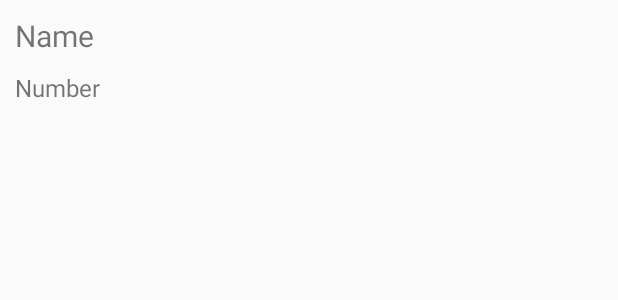
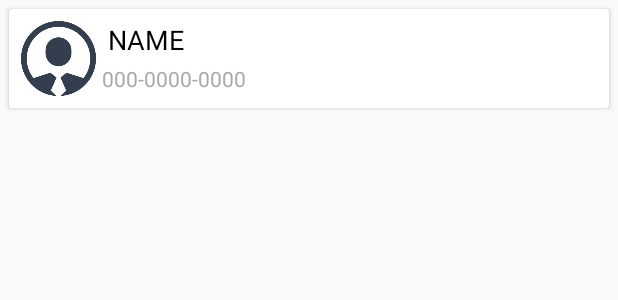
Before and after one commit to quino0627/cs496-1st-android, an Android app: the layout contact_view.xml on its own in the app's theme, with its tools: preview values and no code run, on a phone screen of 412 x 824 dp. Shown: the top 300 px of the screen. Run offline under Robolectric (Android 15) with nearby library versions, the phone set to English and light mode, and no system bars.

Commit message:
added profile Image

```diff
--- a/TabBarSample/app/build.gradle
+++ b/TabBarSample/app/build.gradle
@@ -33,4 +33,5 @@ dependencies {
     androidTestImplementation 'com.android.support.test.espresso:espresso-core:3.0.2'
     implementation 'com.github.bumptech.glide:glide:4.0.0'
     implementation 'com.android.support:cardview-v7:28.0.0'
+
 }
--- a/TabBarSample/app/src/main/java/com/example/quino0627/tabbarsample/Contact.kt
+++ b/TabBarSample/app/src/main/java/com/example/quino0627/tabbarsample/Contact.kt
@@ -1,3 +1,5 @@
 package com.example.quino0627.tabbarsample
 
-data class Contact(val name: String, val phoneNumber :String)
+import android.graphics.Bitmap
+
+data class Contact(val name: String, val phoneNumber :String, val image: Bitmap)
--- a/TabBarSample/app/src/main/java/com/example/quino0627/tabbarsample/GalleryActivity.kt
+++ b/TabBarSample/app/src/main/java/com/example/quino0627/tabbarsample/GalleryActivity.kt
@@ -28,7 +28,7 @@ class GalleryActivity : Fragment (){
 
         val lManager = GridLayoutManager(activity, 2, GridLayout.VERTICAL, false)
 
-        recyclerView.layoutManager = lManager
+        recyclerView.layoutManager = lManager as RecyclerView.LayoutManager?
         recyclerView.adapter = adapter
         recyclerView.setHasFixedSize(false)
 
--- a/TabBarSample/app/src/main/res/layout/contact_view.xml
+++ b/TabBarSample/app/src/main/res/layout/contact_view.xml
@@ -1,24 +1,65 @@
 <?xml version="1.0" encoding="utf-8"?>
-<LinearLayout xmlns:android="http://schemas.android.com/apk/res/android"
-              android:orientation="vertical"
-              android:layout_width="match_parent"
-              android:layout_height="wrap_content"
-              android:padding="10dp"
->
+<android.support.v7.widget.CardView xmlns:android="http://schemas.android.com/apk/res/android"
+                                    xmlns:app="http://schemas.android.com/apk/res-auto"
+                                    xmlns:tools="http://schemas.android.com/tools"
+                                    android:id="@+id/container"
+                                    android:layout_width="match_parent"
+                                    android:layout_height="wrap_content"
+                                    android:layout_margin="6dp"
+                                    android:elevation="2dp"
+                                    android:orientation="horizontal"
+                                    android:padding="6dp">
+
+<android.support.constraint.ConstraintLayout
+        android:layout_width="match_parent"
+        android:layout_height="wrap_content"
+        android:orientation="horizontal">
+
+    <ImageView
+            android:id="@+id/iv_profile"
+            android:layout_width="50dp"
+            android:layout_height="50dp"
+            android:layout_marginBottom="8dp"
+            android:layout_marginLeft="8dp"
+            android:layout_marginStart="8dp"
+            android:layout_marginTop="8dp"
+            android:src="@drawable/profile_pic"
+            app:layout_constraintBottom_toBottomOf="parent"
+            app:layout_constraintStart_toStartOf="parent"
+            app:layout_constraintTop_toTopOf="parent" />
+
+
     <android.support.v7.widget.AppCompatTextView
             android:id="@+id/contact_name"
-            android:layout_width="match_parent"
+            android:layout_width="wrap_content"
             android:layout_height="wrap_content"
-            android:textSize="20sp"
-            android:text="Name"
-            android:paddingBottom="10dp"
+            android:layout_margin="8dp"
+            android:layout_marginLeft="24dp"
+            android:layout_marginStart="24dp"
+            android:layout_marginTop="8dp"
+            android:gravity="center"
+            android:textColor="@android:color/black"
+            android:textSize="18sp"
+            app:layout_constraintStart_toEndOf="@+id/iv_profile"
+            app:layout_constraintTop_toTopOf="parent"
+            android:text="NAME"
     />
 
     <android.support.v7.widget.AppCompatTextView
             android:id="@+id/contact_phone_number"
-            android:layout_width="match_parent"
-            android:layout_height="wrap_content"
-            android:textSize="16sp"
-            android:text="Number"
+            android:layout_width="wrap_content"
+            android:layout_height="16dp"
+            android:layout_margin="4dp"
+            android:layout_marginLeft="24dp"
+            android:layout_marginStart="24dp"
+            android:layout_marginTop="8dp"
+            android:layout_weight="1"
+            android:gravity="left"
+            android:textColor="@android:color/darker_gray"
+            android:textSize="14sp"
+            app:layout_constraintStart_toEndOf="@+id/iv_profile"
+            app:layout_constraintTop_toBottomOf="@+id/contact_name"
+            android:text="000-0000-0000"
     />
-</LinearLayout>
+</android.support.constraint.ConstraintLayout>
+        </android.support.v7.widget.CardView>
--- a/TabBarSample/app/src/main/res/layout/fragment_contact.xml
+++ b/TabBarSample/app/src/main/res/layout/fragment_contact.xml
@@ -7,6 +7,10 @@
     android:layout_height="match_parent"
     tools:context="com.example.quino0627.tabbarsample.MainActivity"
 >
+    <android.support.v4.widget.SwipeRefreshLayout
+            android:layout_width="match_parent"
+            android:layout_height="match_parent"
+            android:id="@+id/swipeRefreshLayout">
 
     <android.support.v7.widget.RecyclerView
             android:id="@+id/contacts_recycler_view"
@@ -15,5 +19,5 @@
             android:padding="10dp"
 
             />
-
+    </android.support.v4.widget.SwipeRefreshLayout>
 </RelativeLayout>
```
Also changed, not shown: TabBarSample/app/src/main/java/com/example/quino0627/tabbarsample/ContactsActivity.kt (+0 -38 lines), TabBarSample/app/src/main/java/com/example/quino0627/tabbarsample/MainActivity.kt (+26 -44 lines), TabBarSample/app/src/main/res/layout/activity_main.xml (+8 -0 lines), TabBarSample/app/src/main/res/drawable/profile_pic.png (added).
